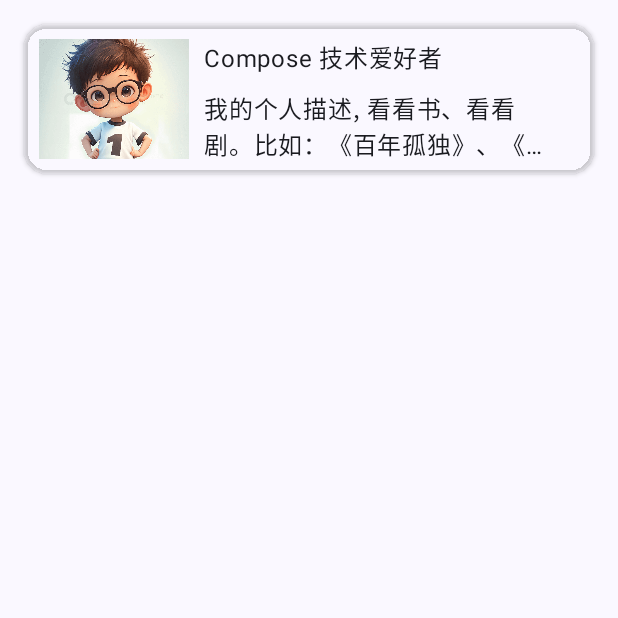
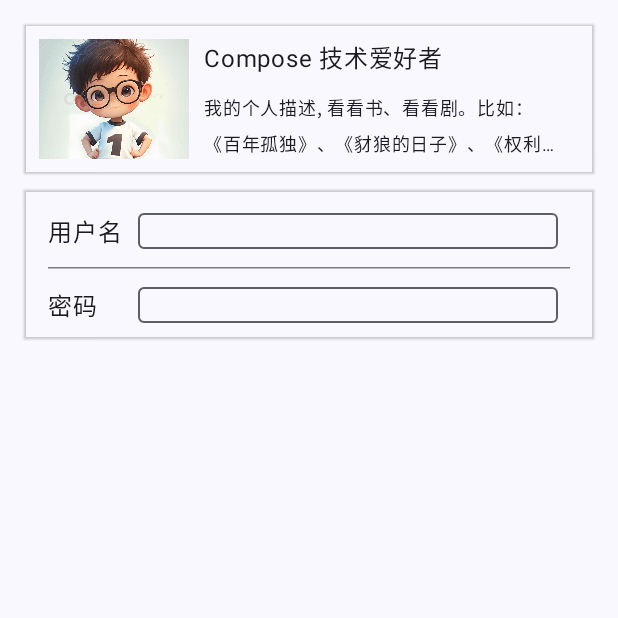
Before and after one commit to gengwenwu/AndroidComposeDemo, an Android app built with Jetpack Compose: the composable C2_3_4_ConstraintLayoutSample shown on its own in the app's theme, on a phone screen of 412 x 824 dp, the top half of it. Run offline under Robolectric (Android 15) with nearby library versions, the phone set to English and light mode, and no system bars; our stand-ins replace constraintlayout-compose; Roboto replaces fonts that are not available here.

Commit message:
添加Barrier案例

```diff
--- a/app/src/main/java/org/logan/compose/demo/ui/book/c2/C2_3_4_ConstraintLayoutFragment.kt
+++ b/app/src/main/java/org/logan/compose/demo/ui/book/c2/C2_3_4_ConstraintLayoutFragment.kt
@@ -2,12 +2,14 @@ package org.logan.compose.demo.ui.book.c2
 
 import androidx.compose.foundation.Image
 import androidx.compose.foundation.layout.Column
+import androidx.compose.foundation.layout.Spacer
 import androidx.compose.foundation.layout.fillMaxSize
 import androidx.compose.foundation.layout.fillMaxWidth
 import androidx.compose.foundation.layout.height
 import androidx.compose.foundation.layout.padding
 import androidx.compose.foundation.layout.size
-import androidx.compose.foundation.shape.RoundedCornerShape
+import androidx.compose.material3.HorizontalDivider
+import androidx.compose.material3.OutlinedTextField
 import androidx.compose.material3.Text
 import androidx.compose.runtime.Composable
 import androidx.compose.runtime.remember
@@ -50,6 +52,7 @@ fun C2_3_4_ConstraintLayoutSample() {
     Column(
         modifier = Modifier
             .fillMaxSize()
+            .height(100.dp)
             .padding(16.dp)
     ) {
         // 使用 ConstraintLayout 布局，两步骤：创建引用 和 绑定引用
@@ -65,7 +68,9 @@ fun C2_3_4_ConstraintLayoutSample() {
         //      Modifier.constrainAs(portraitImageRef) // 该函数只能在 ConstraintLayoutScope 中使用
 
         SimpleConstraintLayoutSample()
+        Spacer(Modifier.height(10.dp))
 
+        ConstraintLayoutBarrierSample()
     }
 }
 
@@ -73,7 +78,7 @@ fun C2_3_4_ConstraintLayoutSample() {
 fun SimpleConstraintLayoutSample() {
     ConstraintLayout(
         modifier = Modifier
-            .shadow(2.dp, shape = RoundedCornerShape(16.dp))
+            .shadow(1.dp)
             .fillMaxWidth()
             .height(100.dp)
             .padding(10.dp)
@@ -103,6 +108,7 @@ fun SimpleConstraintLayoutSample() {
 
         Text("我的个人描述, 看看书、看看剧。比如：《百年孤独》、《豺狼的日子》、《权利的游戏》",
             maxLines = 2,
+            fontSize = 12.sp,
             overflow = TextOverflow.Ellipsis,
             modifier = Modifier.constrainAs(desTextRef) {
                 // text top.linkTo 表示与 usernameTextRef 的底部对齐，margin 表示间距
@@ -115,3 +121,54 @@ fun SimpleConstraintLayoutSample() {
             })
     }
 }
+
+@Composable
+fun ConstraintLayoutBarrierSample() {
+    ConstraintLayout(
+        modifier = Modifier
+            .fillMaxWidth()
+            .shadow(1.dp)
+            .height(100.dp)
+            .padding(16.dp)
+    ) {
+        val (userNameTextRef, passwordTextRef, usernameInputRef, passwordInputRef, dividerRef) = remember { createRefs() }
+        // 1. 创建一个结尾分界线
+        val barrier = createEndBarrier(userNameTextRef, passwordTextRef)
+
+        Text("用户名", Modifier.constrainAs(userNameTextRef) {
+            top.linkTo(parent.top)
+            start.linkTo(parent.start)
+        })
+
+        OutlinedTextField("",
+            onValueChange = {},
+            modifier = Modifier.constrainAs(usernameInputRef) {
+                // 将左侧起始位置指定为分界线后10.dp的位置
+                start.linkTo(barrier, 10.dp)
+                top.linkTo(userNameTextRef.top)
+                bottom.linkTo(userNameTextRef.bottom)
+                // 高度根据约束条件来
+                height = Dimension.fillToConstraints
+            })
+
+        HorizontalDivider(thickness = 1.dp, modifier = Modifier.constrainAs(dividerRef) {
+            top.linkTo(userNameTextRef.bottom, margin = 12.dp)
+            start.linkTo(userNameTextRef.start)
+            end.linkTo(parent.end)
+            width = Dimension.fillToConstraints
+        })
+
+        Text("密码", Modifier.constrainAs(passwordTextRef) {
+            top.linkTo(dividerRef.bottom, margin = 12.dp)
+            start.linkTo(userNameTextRef.start)
+        })
+
+        OutlinedTextField("", onValueChange = {}, Modifier.constrainAs(passwordInputRef) {
+            start.linkTo(usernameInputRef.start)
+            top.linkTo(passwordTextRef.top)
+            bottom.linkTo(passwordTextRef.bottom)
+            height = Dimension.fillToConstraints
+        })
+    }
+
+}
```
